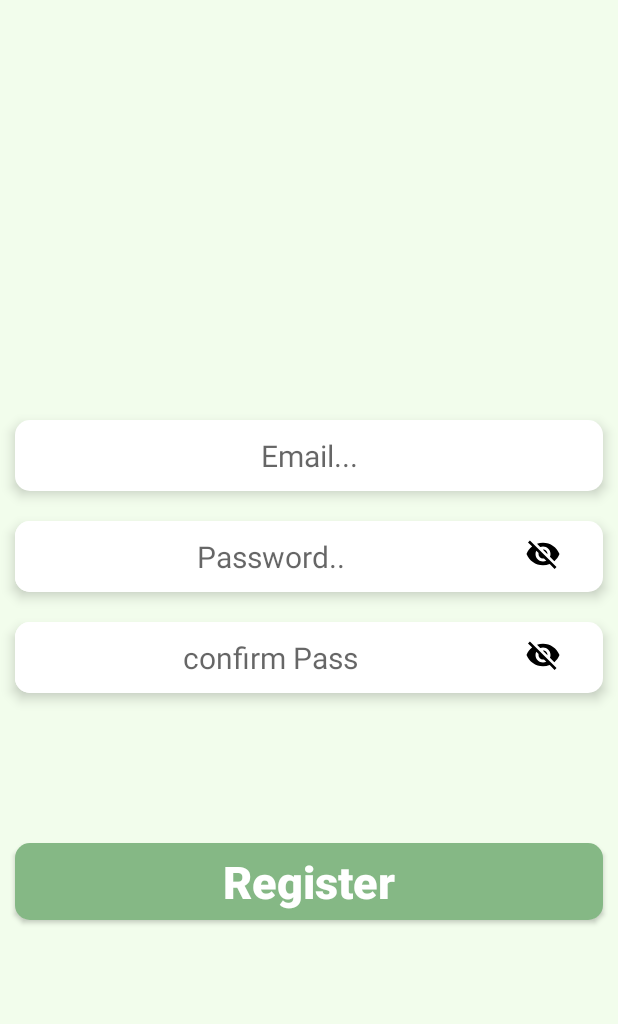
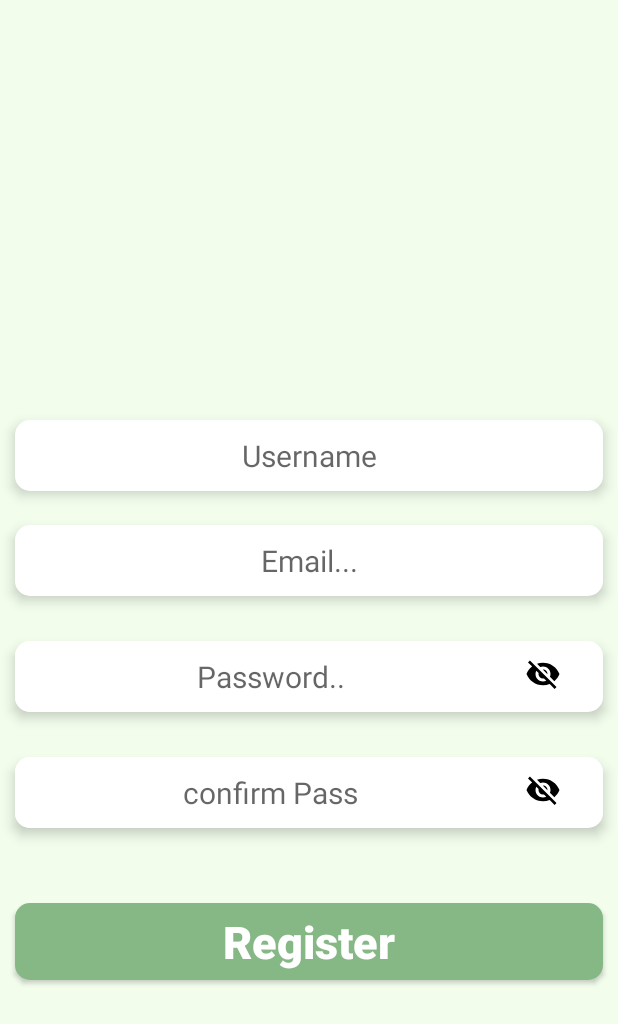
Before and after one commit to Sowad13/Hope, an Android app: the RegisterActivity screen opened directly, with no data from a screen before it, on a phone screen of 412 x 824 dp. Shown: the top 1024 px of the screen. Run offline under Robolectric (Android 15) with nearby library versions, the phone set to English and light mode, and no system bars; our stand-ins replace Firebase (no records; nobody signed in at launch, a user with empty details on screens opened directly); Roboto replaces fonts that are not available here.

Commit message:
no crash

```diff
--- a/app/src/main/res/layout/activity_register.xml
+++ b/app/src/main/res/layout/activity_register.xml
@@ -8,19 +8,37 @@
     android:background="@color/bg_1"
     >
 
+
     <EditText
         android:id="@+id/registerEmail"
         android:layout_width="match_parent"
         android:layout_height="wrap_content"
+        android:layout_marginStart="10dp"
+        android:layout_marginTop="350dp"
+        android:layout_marginEnd="10dp"
         android:background="@drawable/custom_button"
+        android:elevation="5dp"
         android:hint="Email..."
+        android:padding="10dp"
         android:textAlignment="center"
         android:textSize="20sp"
+
+        />
+
+    <EditText
+        android:id="@+id/registerusername"
+        android:layout_width="match_parent"
+        android:layout_height="wrap_content"
+        android:layout_marginStart="10dp"
+        android:layout_marginTop="280dp"
+        android:layout_marginEnd="10dp"
+        android:background="@drawable/custom_button"
+        android:elevation="5dp"
+        android:hint="Username"
         android:padding="10dp"
-        android:layout_marginTop="280dp"
-        android:elevation="5dp"
-        android:layout_marginStart="10dp"
-        android:layout_marginEnd="10dp"
+        android:textAlignment="center"
+        android:textSize="20sp"
+
 
         />
 
@@ -28,24 +46,24 @@
         android:id="@+id/pass_layout"
         android:layout_width="match_parent"
         android:layout_height="wrap_content"
-        android:orientation="horizontal"
         android:layout_below="@+id/registerEmail"
-        android:layout_marginTop="20dp"
+        android:layout_marginStart="10dp"
+        android:layout_marginTop="30dp"
+        android:layout_marginEnd="10dp"
         android:background="@drawable/custom_button"
         android:elevation="5dp"
-        android:layout_marginEnd="10dp"
-        android:layout_marginStart="10dp"
-        >
+        android:orientation="horizontal">
+
         <EditText
             android:id="@+id/registerpassword"
             android:layout_width="340dp"
             android:layout_height="wrap_content"
             android:background="@drawable/custom_button"
             android:hint="Password.."
+            android:inputType="textPassword"
+            android:padding="10dp"
             android:textAlignment="center"
             android:textSize="20sp"
-            android:padding="10dp"
-            android:inputType="textPassword"
 
 
             />
@@ -54,30 +72,25 @@
             android:id="@+id/visibility_2"
             android:layout_width="wrap_content"
             android:layout_height="wrap_content"
-            android:src="@drawable/ic_visibility_off_black_24dp"
             android:layout_marginTop="10dp"
             android:layout_marginEnd="10dp"
-            />
+            android:src="@drawable/ic_visibility_off_black_24dp" />
 
 
     </LinearLayout>
-
-
-
-
 
     <LinearLayout
         android:id="@+id/con_layout"
         android:layout_width="match_parent"
         android:layout_height="wrap_content"
-        android:orientation="horizontal"
         android:layout_below="@+id/pass_layout"
-        android:layout_marginTop="20dp"
+        android:layout_marginStart="10dp"
+        android:layout_marginTop="30dp"
+        android:layout_marginEnd="10dp"
         android:background="@drawable/custom_button"
         android:elevation="5dp"
-        android:layout_marginEnd="10dp"
-        android:layout_marginStart="10dp"
-        >
+        android:orientation="horizontal">
+
         <EditText
 
             android:id="@+id/register_confirm_password"
@@ -85,10 +98,10 @@
             android:layout_height="wrap_content"
             android:background="@drawable/custom_button"
             android:hint="confirm Pass"
+            android:inputType="textPassword"
+            android:padding="10dp"
             android:textAlignment="center"
             android:textSize="20sp"
-            android:padding="10dp"
-            android:inputType="textPassword"
 
             />
 
@@ -96,25 +109,19 @@
             android:id="@+id/visibility"
             android:layout_width="wrap_content"
             android:layout_height="wrap_content"
-            android:src="@drawable/ic_visibility_off_black_24dp"
             android:layout_marginTop="10dp"
             android:layout_marginEnd="10dp"
-            />
+            android:src="@drawable/ic_visibility_off_black_24dp" />
 
 
     </LinearLayout>
-
-
-
-
-
 
     <Button
         android:id="@+id/registerbutton"
         android:layout_width="match_parent"
         android:layout_height="wrap_content"
         android:layout_below="@+id/con_layout"
-        android:layout_marginTop="100dp"
+        android:layout_marginTop="50dp"
         android:background="@drawable/custom_button"
         android:backgroundTint="@color/button_color"
         android:padding="5dp"
```
